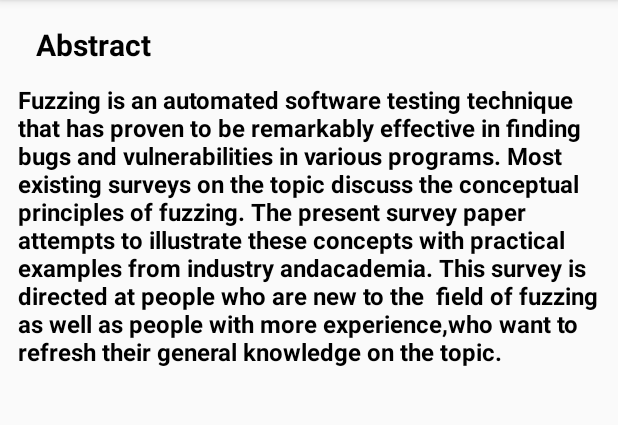
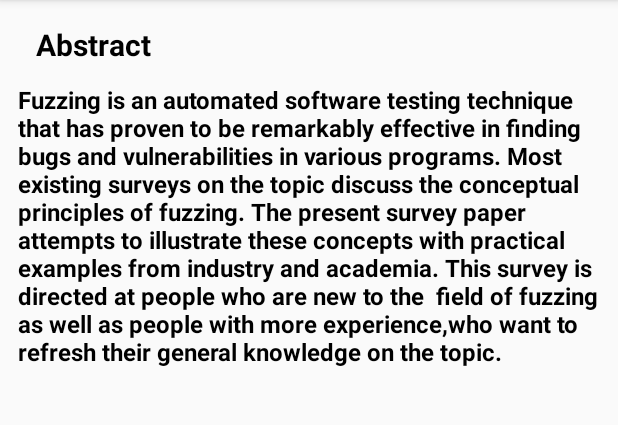
Before and after one commit to YarneH/aurora-paperviewer, an Android app: the screen it shows after launch (MainActivity), on a phone screen of 412 x 824 dp, the part 84-509 px from its top. Run offline under Robolectric (Android 15) with nearby library versions, the phone set to English and light mode, and no system bars; 1 statement that could not run was skipped.

Commit message:
Fix issue with abstract and clean up dummy paper

```diff
--- a/app/src/main/java/com/aurora/paperviewerenvironment/MainActivity.java
+++ b/app/src/main/java/com/aurora/paperviewerenvironment/MainActivity.java
@@ -142,10 +142,15 @@ public class MainActivity extends AppCompatActivity {
         @Override
         public Fragment getItem(int position) {
             // getItem is called to instantiate the fragment for the given section/abstract
-            if(position == 0 && mPaper.getAbstract() != null) {
-                AbstractFragment abstractFragment = AbstractFragment.newInstance();
-                abstractFragment.setPaper(mPaper);
-                return abstractFragment;
+            if(mPaper.getAbstract() != null){
+                if(position == 0){
+                    AbstractFragment abstractFragment = AbstractFragment.newInstance();
+                    abstractFragment.setPaper(mPaper);
+                    return abstractFragment;
+                }
+                SectionFragment sectionFragment = SectionFragment.newInstance(position-1);
+                sectionFragment.setPaper(mPaper);
+                return sectionFragment;
             }
             SectionFragment sectionFragment = SectionFragment.newInstance(position);
             sectionFragment.setPaper(mPaper);
@@ -154,6 +159,9 @@ public class MainActivity extends AppCompatActivity {
 
         @Override
         public int getCount() {
+            if(mPaper.getAbstract() != null){
+                return (1 + mPaper.getSections().size());
+            }
             return mPaper.getSections().size();
         }
     }
--- a/paperviewerprocessor/src/main/java/com/aurora/paperviewerprocessor/paper/Paper.java
+++ b/paperviewerprocessor/src/main/java/com/aurora/paperviewerprocessor/paper/Paper.java
@@ -35,7 +35,7 @@ public class Paper extends PluginObject {
                 "to be remarkably effective in finding bugs and vulnerabilities in various " +
                 "programs. Most existing surveys on the topic discuss the conceptual principles of fuzzing. " +
                 "The present survey paper attempts to illustrate these concepts with practical examples " +
-                "from industry andacademia. This survey is directed at people who are new to the  field of fuzzing  " +
+                "from industry and academia. This survey is directed at people who are new to the  field of fuzzing  " +
                 "as well as people with more experience,who want to refresh their general knowledge " +
                 "on the topic.";
     }
@@ -45,27 +45,27 @@ public class Paper extends PluginObject {
         List<Section> sections = new ArrayList<>();
         Section sect1 = new Section("Introduction", "Software security is becoming " +
                 "increasingly more important. With the Internet of Things, more and more devices are connected " +
-                "to the internet. Usually, program-mers use low-level languages like C or C++ to programthese devices." +
-                " However, these languages do not providemany  security  guarantees,  which  makes  many  of  the devices" +
-                " prone to bugs and vulnerabilities.Software testing and finding bugs has been a manualtask for a long time, " +
-                "but in the last few years, bothacademia and industry have made some efforts to automatethis process." +
-                " Some automated techniques and tools for bugfinding exist that operate on source code or binary" +
-                " codewith debugging information, e.g. STACK[1] andSCAN-BUILD[2]. Nevertheless, the focus of this paper " +
-                "will beon techniques that operate on the binary file only, strippedof any debugging information." +
-                "Techniques that operate on program binaries withoutdebugging information have some advantages compared" +
-                "to techniques that need source code or debugging inform-ation. First, people often do not have access " +
-                "to the sourcecode of the programs they use. Using tools that onlyneed binary files, they can still check " +
-                "for vulnerabilitiesin these programs. When they detect vulnerabilities, theycan notify the developers " +
-                "and ask for a patch. Second,techniques that operate on source code cannot detect allvulnerabilities," +
-                " since some vulnerabilities are introducedduring compilation. That can happen because there isnot " +
-                "necessarily a one-to-one mapping between the binarycode generated by the compiler or tool chain," +
-                " and thesource code. This discrepancy between source and binarycode can occur because different " +
-                "compilers might handleundefined behaviour in different ways, such as in the caseof signed integer " +
-                "overflow in C and C++. The compilerdoes not have to take signed integer overflow into accountwhen optimising, " +
-                "and because of this, it might evaluate theconditional statementif (x + 1 x)as always true,and " +
-                "omit the conditional statement altogether, potentiallyintroducing a vulnerability in the code. " +
-                "As these kinds of“bugs” are not immediately obvious from the source code,tools that operate on " +
-                "binary files are more widely applic-able and can discover more bugs than other techniques." +
+                "to the internet. Usually, programmers use low-level languages like C or C++ to program these devices." +
+                " However, these languages do not provide many  security  guarantees,  which  makes  many  of  the devices" +
+                " prone to bugs and vulnerabilities. Software testing and finding bugs has been a manual task for a long time, " +
+                "but in the last few years, both academia and industry have made some efforts to automate this process." +
+                " Some automated techniques and tools for bug finding exist that operate on source code or binary" +
+                " code with debugging information, e.g. STACK[1] and SCAN-BUILD[2]. Nevertheless, the focus of this paper " +
+                "will be on techniques that operate on the binary file only, stripped of any debugging information." +
+                "Techniques that operate on program binaries without debugging information have some advantages compared" +
+                "to techniques that need source code or debugging information. First, people often do not have access " +
+                "to the sourcecode of the programs they use. Using tools that only need binary files, they can still check " +
+                "for vulnerabilities in these programs. When they detect vulnerabilities, they can notify the developers " +
+                "and ask for a patch. Second,techniques that operate on source code cannot detect all vulnerabilities," +
+                " since some vulnerabilities are introduced during compilation. That can happen because there is not " +
+                "necessarily a one-to-one mapping between the binary code generated by the compiler or tool chain," +
+                " and the source code. This discrepancy between source and binarycode can occur because different " +
+                "compilers might handle undefined behaviour in different ways, such as in the caseof signed integer " +
+                "overflow in C and C++. The compiler does not have to take signed integer overflow into account when optimising, " +
+                "and because of this, it might evaluate the conditional statement if (x + 1x) as always true, and " +
+                "omit the conditional statement altogether, potentially introducing a vulnerability in the code. " +
+                "As these kinds of “bugs” are not immediately obvious from the source code, tools that operate on " +
+                "binary files are more widely applicable and can discover more bugs than other techniques." +
                 "A series of different techniques have emerged to auto-matically find vulnerabilities in binaries, " +
                 "and even auto-matically craft exploits, to show that the found vulnerabil-ities are indeed " +
                 "exploitable and that they should be fixed assoon as possible. Two large categories exist in " +
@@ -113,21 +113,21 @@ public class Paper extends PluginObject {
 
 
         Section sect2 = new Section("Fuzzing", "Fuzzing (also called fuzz testing) can be defined as: " +
-                "“ahighly automated testing technique that covers numerousboundary cases using invalid data (from files, " +
-                "networkprotocols, API calls, and other targets) as application inputto better ensure the absence of " +
-                "exploitable vulnerabilit-ies” [13].Fuzzing on its own is simple: supply some random dataat the input, " +
-                "and wait until the software crashes. The hard(and creative) part is to generate inputs that trigger " +
-                "errorsin the program.The high-level overview of a fuzzer is displayed inFigure 1. The dotted box " +
-                "encapsulates what is containedwithin a fuzzer. A fuzzer works as follows [12]: first, theuser specifies" +
-                " atarget program(the program that needstesting) and optionally submits aseed fileorspecification.Second, " +
-                "one of two things happens:1) The code passes through themonitorwhich analysesthe input and tries to " +
-                "discover information aboutthe structure of the code. The monitor might findways to increase code cove" +
-                "rage, for example, byreading trace information. Tracing is a form of log-ging information, which can be" +
-                " tracked usingcodeFigure 1.  A high-level view of a fuzzer [12].instrumentation. The information from th" +
-                "e monitoris then supplied to thetest case generator.2) The code is passed directly to thetest case genera" +
-                "-tor. In this case, the monitor might not be present,which may happen if the fuzzer is not intendedto ut" +
-                "ilise code information. When code informationis omitted or not available, the fuzzer becomes ablackbox f" +
-                "uzzer. The power of blackbox fuzzinglies in the fact that it works fast and is simpleto use. But there is" +
+                "“a highly automated testing technique that covers numerous boundary cases using invalid data (from files, " +
+                "network protocols, API calls, and other targets) as application input to better ensure the absence of " +
+                "exploitable vulnerabilities” [13].Fuzzing on its own is simple: supply some random data at the input, " +
+                "and wait until the software crashes. The hard (and creative) part is to generate inputs that trigger " +
+                "errors in the program. The dotted box " +
+                "encapsulates what is contained within a fuzzer. A fuzzer works as follows [12]: first, the user specifies" +
+                " a target program(the program that needs testing) and optionally submits a seed file or specification. Second, " +
+                "one of two things happens: 1) The code passes through the monitor which analyses the input and tries to " +
+                "discover information about the structure of the code. The monitor might find ways to increase code cove" +
+                "rage, for example, by reading trace information. Tracing is a form of logging information, which can be" +
+                " tracked using code. The information from the monitor is then supplied to the test case generator." +
+                "2) The code is passed directly to the test case generator. " +
+                "In this case, the monitor might not be present,which may happen if the fuzzer is not intended to ut" +
+                "ilise code information. When code information is omitted or not available, the fuzzer becomes a blackbox f" +
+                "uzzer. The power of blackbox fuzzing lies in the fact that it works fast and is simpleto use. But there is" +
                 " no such thing as a free meal.Blackbox fuzzing has many drawbacks, which willbe explained in Section III." +
                 "Next, the test case generator generates test cases. Atest case should be tailored to be valid enough so th" +
                 "atit can penetrate into the interesting parts of the code,since invalid inputs will be rejected almost imm" +
```
